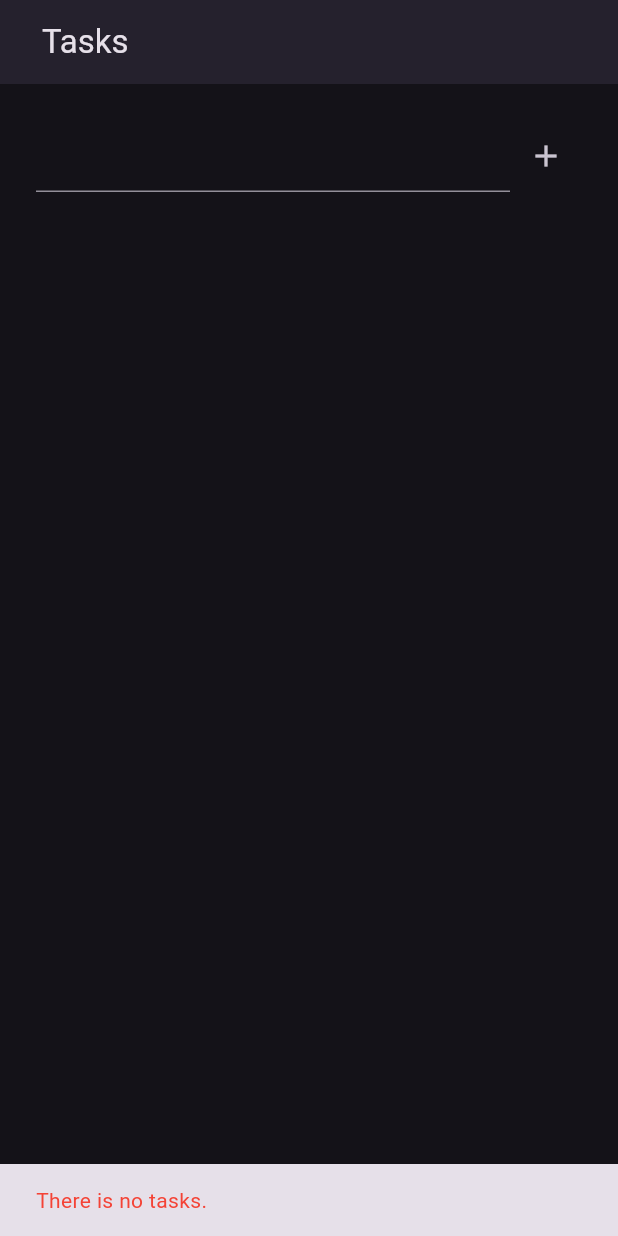
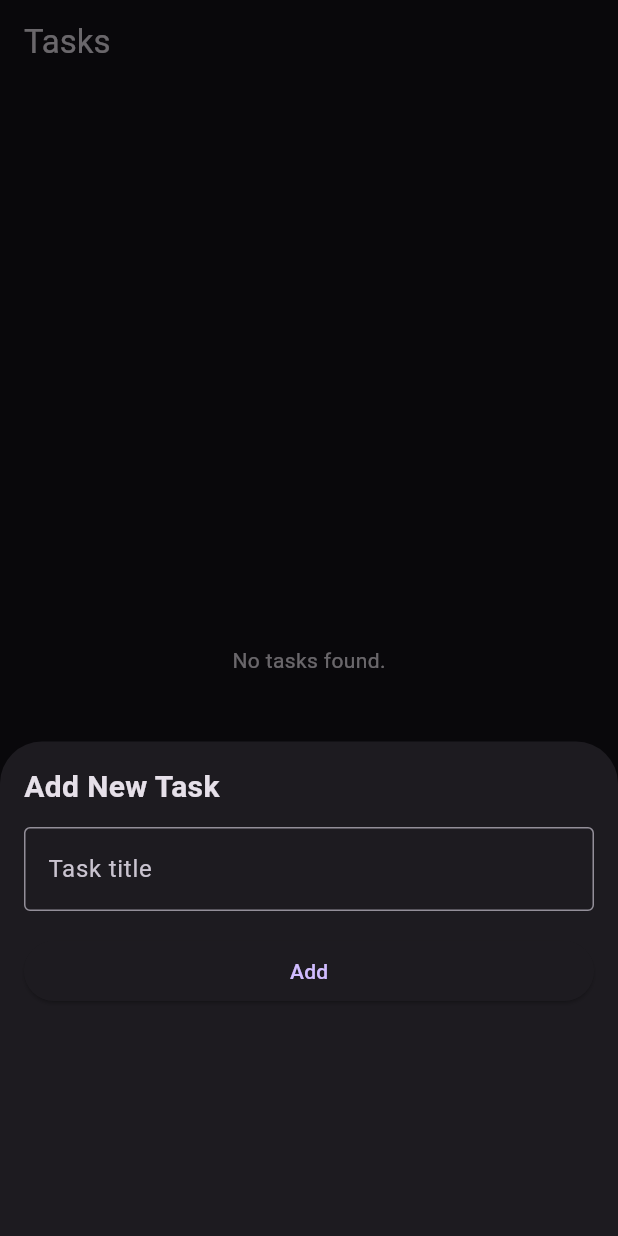
Before and after one commit to esmaeil57/to_do_task, a Flutter app: the screen it shows after launch, after a tap on the "add" icon, on a phone screen of 412 x 824 dp. Run offline on Flutter 3.47's test engine with Material 3 defaults, Android fonts, the phone set to English and light mode, and no system bars; our stand-ins replace bloc, flutter_bloc, get_it, hive, hive_flutter; accounts and stored records are empty.

Commit message:
clean arch

```diff
--- a/lib/main.dart
+++ b/lib/main.dart
@@ -1,10 +1,8 @@
 import 'package:flutter/material.dart';
-import 'package:flutter_bloc/flutter_bloc.dart';
 import 'package:hive_flutter/hive_flutter.dart';
-import 'package:to_do_task/di_container.dart' as di;
-import 'data/model/task_model.dart';
-import 'presentation/cubit/task_cubit.dart';
-import 'presentation/ui/task_screen.dart';
+import 'package:to_do_task/my_tasks/di/di_container.dart' as di;
+import 'my_tasks/data/model/task_model.dart';
+import 'my_tasks/presentation/ui/task_screen.dart';
 
 void main() async {
   WidgetsFlutterBinding.ensureInitialized();
@@ -19,14 +17,11 @@ class MyApp extends StatelessWidget {
 
   @override
   Widget build(BuildContext context) {
-    return BlocProvider(
-      create: (_) => di.di<TaskCubit>(),
-      child: MaterialApp(
-        debugShowCheckedModeBanner: false,
-        title: 'To Do Task',
-        home: TaskScreen(),
-        theme: ThemeData.dark(),
-        ),
-    );
+    return MaterialApp(
+      debugShowCheckedModeBanner: false,
+      title: 'To Do Task',
+      home: TaskScreen(),
+      theme: ThemeData.dark(),
+      );
   }
 }
--- a/lib/data/model/task_model.dart
+++ b/lib/my_tasks/data/model/task_model.dart
@@ -1,5 +1,5 @@
 import 'package:hive/hive.dart';
-import 'package:to_do_task/domain/entity/task.dart';
+import 'package:to_do_task/my_tasks/domain/entity/task.dart';
 
 class TaskModel {
   String title;
--- a/lib/domain/repo_interface/task_repo.dart
+++ b/lib/my_tasks/domain/repo_interface/task_repo.dart
@@ -1,4 +1,4 @@
-import 'package:to_do_task/domain/entity/task.dart';
+import 'package:to_do_task/my_tasks/domain/entity/task.dart';
 
 abstract class TaskRepo{
   List<Task> getAllTasks();
--- a/lib/presentation/cubit/task_cubit.dart
+++ b/lib/my_tasks/presentation/cubit/task_cubit.dart
@@ -1,5 +1,5 @@
 import 'package:bloc/bloc.dart';
-import 'package:to_do_task/presentation/cubit/task_state.dart';
+import 'package:to_do_task/my_tasks/presentation/cubit/task_state.dart';
 import '../../domain/repo_interface/task_repo.dart';
 import '../../domain/entity/task.dart';
 
--- /dev/null
+++ b/lib/my_tasks/presentation/ui/add_task_sheet.dart
@@ -0,0 +1,74 @@
+import 'package:flutter/material.dart';
+import 'package:flutter_bloc/flutter_bloc.dart';
+import '../cubit/task_cubit.dart';
+
+class AddTaskSheet extends StatefulWidget {
+  const AddTaskSheet({super.key});
+
+  @override
+  State<AddTaskSheet> createState() => _AddTaskSheetState();
+}
+
+class _AddTaskSheetState extends State<AddTaskSheet> {
+  final TextEditingController taskController = TextEditingController();
+
+  void _showValidationPopup(BuildContext context) {
+    showDialog(
+      context: context,
+      builder:
+          (_) => const AlertDialog(
+            title: Text("Validation"),
+            content: Text("Text field is empty"),
+          ),
+    );
+  }
+
+  @override
+  Widget build(BuildContext context) {
+    final taskCubit = context.read<TaskCubit>();
+
+    return DraggableScrollableSheet(
+      expand: false,
+      initialChildSize: 0.4,
+      minChildSize: 0.2,
+      maxChildSize: 0.8,
+      builder:
+          (_, scrollController) => Padding(
+            padding: const EdgeInsets.all(16.0),
+            child: ListView(
+              controller: scrollController,
+              children: [
+                const Text(
+                  'Add New Task',
+                  style: TextStyle(fontSize: 20, fontWeight: FontWeight.bold),
+                ),
+                const SizedBox(height: 12),
+                TextField(
+                  controller: taskController,
+                  decoration: const InputDecoration(
+                    labelText: 'Task title',
+                    border: OutlineInputBorder(),
+                  ),
+                ),
+                const SizedBox(height: 16),
+                SizedBox(
+                  width: double.infinity,
+                  child: ElevatedButton(
+                    child: const Text('Add'),
+                    onPressed: () {
+                      final text = taskController.text.trim();
+                      if (text.isNotEmpty) {
+                        taskCubit.addTask(text);
+                        Navigator.pop(context);
+                      } else {
+                        _showValidationPopup(context);
+                      }
+                    },
+                  ),
+                ),
+              ],
+            ),
+          ),
+    );
+  }
+}
--- /dev/null
+++ b/lib/my_tasks/presentation/ui/task_screen.dart
@@ -0,0 +1,104 @@
+import 'package:flutter/material.dart';
+import 'package:flutter_bloc/flutter_bloc.dart';
+import 'package:to_do_task/my_tasks/di/di_container.dart';
+import 'package:to_do_task/my_tasks/presentation/cubit/task_state.dart';
+import '../../domain/entity/task.dart';
+import '../cubit/task_cubit.dart';
+import 'add_task_sheet.dart';
+
+class TaskScreen extends StatelessWidget {
+  final TaskCubit taskCubit = di<TaskCubit>();
+
+  TaskScreen({super.key});
+
+  void _showPopup(BuildContext context, String title, String message) {
+    showDialog(
+      context: context,
+      builder: (_) => AlertDialog(
+        title: Text(title),
+        content: Text(message),
+        actions: [
+          TextButton(
+            onPressed: () => Navigator.pop(context),
+            child: const Text('OK'),
+          ),
+        ],
+      ),
+    );
+  }
+
+  void _openAddTaskSheet(BuildContext context) {
+    showModalBottomSheet(
+      context: context,
+      isScrollControlled: true,
+      builder: (_) => BlocProvider.value(
+        value: taskCubit,
+        child:  AddTaskSheet(),
+      ),
+    );
+  }
+
+  @override
+  Widget build(BuildContext context) {
+    return BlocProvider(
+      create: (_) => taskCubit..loadTasks(),
+      child: BlocConsumer<TaskCubit, TaskState>(
+        listener: (context, state) {
+          if (state is TaskLoaded) {
+            final msg = state.tasks.isEmpty ? "Tasks not available." : "Tasks available.";
+            _showPopup(context, "Info", msg);
+          } else if (state is TaskError) {
+            _showPopup(context, "Error", state.message);
+          }
+        },
+        builder: (context, state) {
+          return Scaffold(
+            appBar: AppBar(title: const Text('Tasks')),
+            floatingActionButton: FloatingActionButton(
+              elevation: 5,
+              backgroundColor: Colors.black87,
+              onPressed: () => _openAddTaskSheet(context),
+              child: const Icon(Icons.add),
+            ),
+            body: Padding(
+              padding: const EdgeInsets.all(16.0),
+              child: Column(
+                children: [
+                  Expanded(child: _buildTaskList(state)),
+                ],
+              ),
+            ),
+          );
+        },
+      ),
+    );
+  }
+
+  Widget _buildTaskList(TaskState state) {
+    if (state is TaskLoading) {
+      return const Center(child: CircularProgressIndicator());
+    } else if (state is TaskLoaded) {
+      if (state.tasks.isEmpty) {
+        return const Center(child: Text("No tasks found."));
+      }
+      return ListView.builder(
+        itemCount: state.tasks.length,
+        itemBuilder: (context, index) {
+          Task task = state.tasks[index];
+          return ListTile(title: Text(task.title));
+        },
+      );
+    } else if (state is TaskError) {
+      return Center(
+        child: Text(
+          "Error: ${state.message}",
+          style: const TextStyle(color: Colors.red),
+        ),
+      );
+    } else {
+      return const Center(
+        child: Text("Unexpected state", style: TextStyle(color: Colors.red)),
+      );
+    }
+  }
+}
--- a/lib/presentation/ui/task_screen.dart
+++ /dev/null
@@ -1,130 +0,0 @@
-import 'package:flutter/material.dart';
-import 'package:flutter_bloc/flutter_bloc.dart';
-import 'package:to_do_task/presentation/cubit/task_state.dart';
-
-import '../../domain/entity/task.dart';
-import '../cubit/task_cubit.dart';
-
-class TaskScreen extends StatelessWidget {
-  const TaskScreen({super.key});
-
-  @override
-  Widget build(BuildContext context) {
-    final controller = TextEditingController();
-
-    return Scaffold(
-      appBar: AppBar(
-        title: const Padding(
-          padding: EdgeInsets.all(12.0),
-          child: Text('Tasks'),
-        ),
-        elevation: 4,
-      ),
-      body: Container(
-        margin: const EdgeInsets.all(16.0),
-        child: Column(
-          children: [
-            Padding(
-              padding: const EdgeInsets.all(8.0),
-              child: Row(
-                children: [
-                  Expanded(child: TextField(controller: controller)),
-                  IconButton(
-                    icon: const Icon(Icons.add),
-                    onPressed: () {
-                      final cubit = context.read<TaskCubit>();
-                      final currentState = cubit.state;
-                      final inputText = controller.text.trim();
-
-                      if (inputText.isNotEmpty) {
-                        cubit.addTask(inputText);
-                        controller.clear();
-                      } else {
-                        if (currentState is TaskLoaded &&
-                            currentState.tasks.isEmpty) {
-                          ScaffoldMessenger.of(context).showSnackBar(
-                            const SnackBar(
-                              content: Text(
-                                "There is no tasks.",
-                                style: TextStyle(color: Colors.red),
-                              ),
-                            ),
-                          );
-                        } else if (inputText.isEmpty) {
-                          ScaffoldMessenger.of(context).showSnackBar(
-                            const SnackBar(
-                              content: Text(
-                                "TEXT FIELD IS EMPTY.",
-                                style: TextStyle(color: Colors.red),
-                              ),
-                            ),
-                          );
-                        }
-                      }
-                    },
-                  ),
-                ],
-              ),
-            ),
-            const SizedBox(height: 10),
-            Expanded(
-              child: BlocConsumer<TaskCubit, TaskState>(
-                listener: (context, state) {
-                  if (state is TaskLoaded && state.tasks.isNotEmpty) {
-                    ScaffoldMessenger.of(context).showSnackBar(
-                      const SnackBar(content: Text(" tasks available.")),
-                    );
-                  } else if (state is TaskLoaded && state.tasks.isEmpty) {
-                    ScaffoldMessenger.of(context).showSnackBar(
-                      const SnackBar(
-                        content: Text(
-                          " tasks not available.",
-                          style: TextStyle(color: Colors.red),
-                        ),
-                      ),
-                    );
-                  } else if (state is TaskError) {
-                    ScaffoldMessenger.of(context).showSnackBar(
-                      SnackBar(
-                        content: Text(
-                          state.message,
-                          style: TextStyle(color: Colors.red),
-                        ),
-                      ),
-                    );
-                  }
-                },
-                builder: (context, state) {
-                  if (state is TaskLoading) {
-                    return const Center(child: CircularProgressIndicator());
-                  } else if (state is TaskLoaded) {
-                    return ListView.builder(
-                      itemCount: state.tasks.length,
-                      itemBuilder: (context, index) {
-                        Task task = state.tasks[index];
-                        return ListTile(title: Text(task.title));
-                      },
-                    );
-                  } else if (state is TaskError) {
-                    return Center(
-                      child: Text(
-                        "Error: ${state.message}",
-                        style: TextStyle(color: Colors.red),
-                      ),
-                    );
-                  }
-                  return const Center(
-                    child: Text(
-                      "Unexpected state",
-                      style: TextStyle(color: Colors.red),
-                    ),
-                  );
-                },
-              ),
-            ),
-          ],
-        ),
-      ),
-    );
-  }
-}
```
Also changed, not shown: lib/my_tasks/di/di_container.dart (renamed from lib/di_container.dart, +4 -4 lines), lib/my_tasks/data/repo/task_repo_impl.dart (renamed from lib/data/repo/task_repo_impl.dart), lib/my_tasks/domain/entity/task.dart (renamed from lib/domain/entity/task.dart), lib/my_tasks/presentation/cubit/task_state.dart (renamed from lib/presentation/cubit/task_state.dart), 1 other file.
